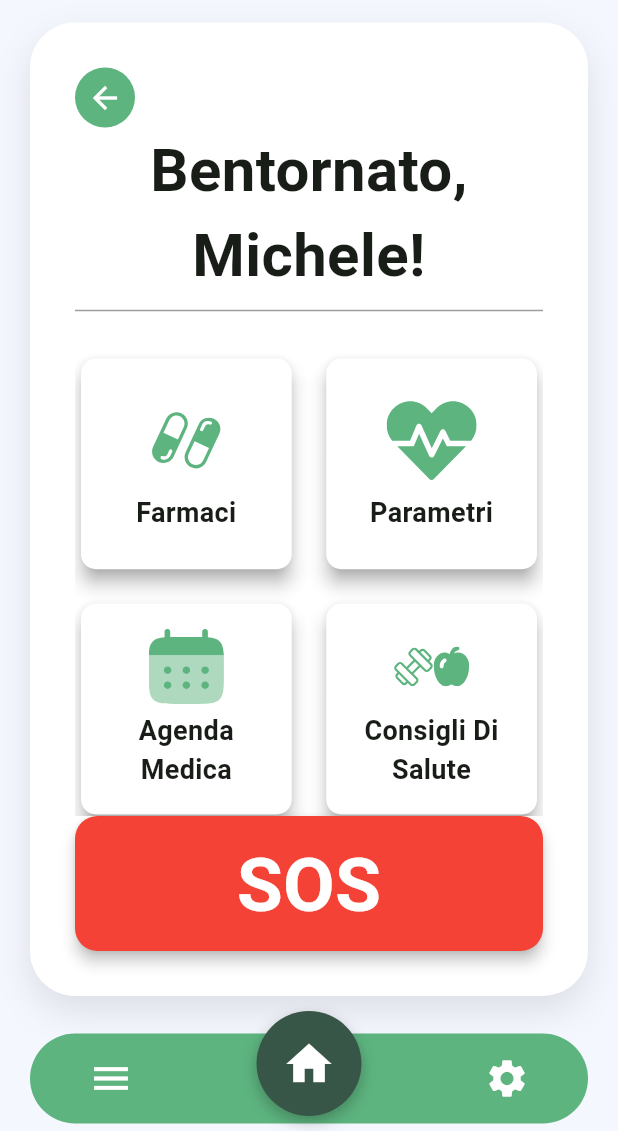
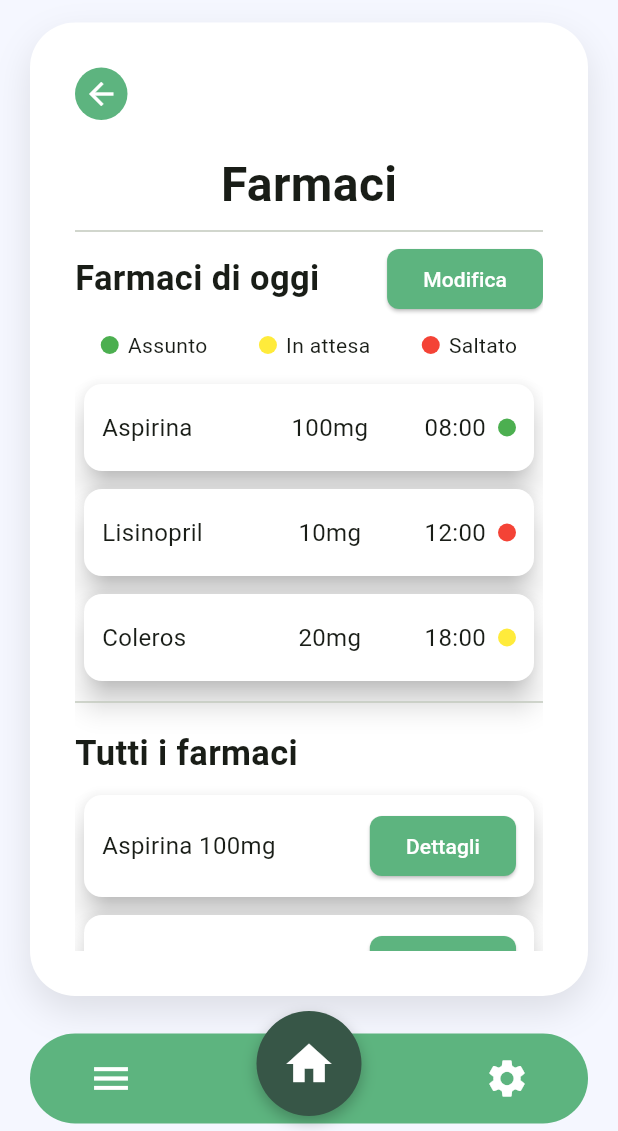
Before and after one commit to Lucacpt/WellYess, a Flutter app: the screen it shows after launch, after a tap on "Farmaci", on a phone screen of 412 x 824 dp, the part 105-1236 px from its top. Run offline on Flutter 3.47's test engine with Material 3 defaults, Android fonts, the phone set to English and light mode, and no system bars; our stand-ins replace flutter_svg.

Commit message:
add: medicine section page widgets: - custom buttons, - custom cards for meds, - legenda for med states

```diff
--- a/wellyess/lib/screens/profilo_anziano.dart
+++ b/wellyess/lib/screens/elder_profile.dart
@@ -42,7 +42,7 @@ class ProfiloAnziano extends StatelessWidget {
                 const SizedBox(height: 10),
                 const Text(
                   'Michele Verdi',
-                  style: TextStyle(fontSize: 30, fontWeight: FontWeight.bold),
+                  style: TextStyle(fontSize: 28, fontWeight: FontWeight.bold),
                 ),
               ],
             ),
--- a/wellyess/lib/screens/homepage.dart
+++ b/wellyess/lib/screens/homepage.dart
@@ -3,6 +3,7 @@ import '../widgets/base_layout.dart';
 import '../widgets/feature_card.dart';
 import '../widgets/sos_button.dart';
 import 'package:flutter_svg/flutter_svg.dart';
+import 'med_section.dart';
 
 class HomePage extends StatelessWidget {
   const HomePage({super.key});
@@ -59,7 +60,14 @@ class HomePage extends StatelessWidget {
                     color: const Color(0xFF5DB47F),
                   ),
                   label: "Farmaci",
-                  onTap: () {},
+                  onTap: () {
+                    Navigator.push(
+                      context,
+                      MaterialPageRoute(
+                        builder: (context) => const FarmaciPage(), // Assicurati che FarmaciPage sia una classe esistente
+                      ),
+                    );
+                  },
                 ),
                 FeatureCard(
                   icon: SvgPicture.asset(
--- /dev/null
+++ b/wellyess/lib/screens/med_section.dart
@@ -0,0 +1,69 @@
+import 'package:flutter/material.dart';
+import 'package:wellyess/widgets/base_layout.dart';
+import 'package:wellyess/widgets/custom_button.dart';
+import 'package:wellyess/widgets/med_details.dart';
+import 'package:wellyess/widgets/med_state.dart';
+import 'package:wellyess/widgets/med_legenda.dart';
+import 'package:wellyess/widgets/custom_main_button.dart';
+
+class FarmaciPage extends StatelessWidget {
+  const FarmaciPage({super.key});
+
+  @override
+  Widget build(BuildContext context) {
+    return BaseLayout(
+      onBackPressed: () => Navigator.pop(context),
+      child: SingleChildScrollView(
+        child: Column(
+          crossAxisAlignment: CrossAxisAlignment.start,
+          children: [
+            const Center(
+              child: Text('Farmaci', style: TextStyle(fontSize: 32, fontWeight: FontWeight.bold)),
+            ),
+            const Divider(),
+
+            Row(
+              mainAxisAlignment: MainAxisAlignment.spaceBetween,
+              children: [
+                const Text('Farmaci di oggi', style: TextStyle(fontSize: 23, fontWeight: FontWeight.bold)),
+                CustomButton(text: 'Modifica', onPressed: () {})
+              ],
+            ),
+            const SizedBox(height: 10),
+            Row(
+              mainAxisAlignment: MainAxisAlignment.spaceAround,
+              children: const [
+                LegendaPallino(text: 'Assunto', color: Colors.green),
+                LegendaPallino(text: 'In attesa', color: Colors.yellow),
+                LegendaPallino(text: 'Saltato', color: Colors.red),
+              ],
+            ),
+            const SizedBox(height: 10),
+
+            const FarmacoGiornoCard(nome: 'Aspirina', dose: '100mg', orario: '08:00', statoColore: Colors.green),
+            const FarmacoGiornoCard(nome: 'Lisinopril', dose: '10mg', orario: '12:00', statoColore: Colors.red),
+            const FarmacoGiornoCard(nome: 'Coleros', dose: '20mg', orario: '18:00', statoColore: Colors.yellow),
+
+            const Divider(),
+            const SizedBox(height: 10),
+            const Text('Tutti i farmaci', style: TextStyle(fontSize: 23, fontWeight: FontWeight.bold)),
+            const SizedBox(height: 5),
+
+            FarmacoDettagliCard(nome: 'Aspirina', dose: '100mg', onPressed: () {}),
+            FarmacoDettagliCard(nome: 'Simvastatina', dose: '20mg', onPressed: () {}),
+            FarmacoDettagliCard(nome: 'Atorvastatina', dose: '20mg', onPressed: () {}),
+
+            const SizedBox(height: 20),
+            CustomMainButton(
+              text: '+ Aggiungi Farmaco',
+              color: const Color(0xFF5DB47F),
+              onTap: () {
+                // Logica per aggiungere farmaco
+              },
+            ),
+          ],
+        ),
+      ),
+    );
+  }
+}
--- a/wellyess/lib/screens/settings.dart
+++ b/wellyess/lib/screens/settings.dart
@@ -1,6 +1,6 @@
 import 'package:flutter/material.dart';
 import '../widgets/base_layout.dart';
-import 'package:wellyess/screens/profilo_anziano.dart';
+import 'package:wellyess/screens/elder_profile.dart';
 import 'package:flutter_svg/flutter_svg.dart'; // Importa flutter_svg
 
 class SettingsPage extends StatelessWidget {
--- a/wellyess/lib/widgets/base_layout.dart
+++ b/wellyess/lib/widgets/base_layout.dart
@@ -1,7 +1,7 @@
 import 'package:flutter/material.dart';
 import 'bottom_navbar.dart';
 import 'go_back_button.dart';
-import 'package:wellyess/screens/profilo_anziano.dart';
+import 'package:wellyess/screens/elder_profile.dart';
 
 class BaseLayout extends StatelessWidget {
   final Widget child;
--- /dev/null
+++ b/wellyess/lib/widgets/custom_button.dart
@@ -0,0 +1,21 @@
+import 'package:flutter/material.dart';
+
+class CustomButton extends StatelessWidget {
+  final String text;
+  final VoidCallback onPressed;
+
+  const CustomButton({super.key, required this.text, required this.onPressed});
+
+  @override
+  Widget build(BuildContext context) {
+    return ElevatedButton(
+      style: ElevatedButton.styleFrom(
+        backgroundColor: const Color(0xFF5DB47F),
+        foregroundColor: Colors.white,
+        shape: RoundedRectangleBorder(borderRadius: BorderRadius.circular(8)),
+      ),
+      onPressed: onPressed,
+      child: Text(text),
+    );
+  }
+}
--- /dev/null
+++ b/wellyess/lib/widgets/custom_main_button.dart
@@ -0,0 +1,40 @@
+import 'package:flutter/material.dart';
+
+class CustomMainButton extends StatelessWidget {
+  final String text;
+  final Color color;
+  final VoidCallback onTap;
+
+  const CustomMainButton({
+    super.key,
+    required this.text,
+    required this.color,
+    required this.onTap,
+  });
+
+  @override
+  Widget build(BuildContext context) {
+    return SizedBox(
+      width: double.infinity, // prende tutta la larghezza disponibile
+      child: ElevatedButton(
+        style: ElevatedButton.styleFrom(
+          backgroundColor: color,
+          padding: const EdgeInsets.symmetric(vertical: 14),
+          shape: RoundedRectangleBorder(
+            borderRadius: BorderRadius.circular(30),
+          ),
+          elevation: 3,
+        ),
+        onPressed: onTap,
+        child: Text(
+          text,
+          style: const TextStyle(
+            color: Colors.white,
+            fontSize: 16,
+            fontWeight: FontWeight.w600,
+          ),
+        ),
+      ),
+    );
+  }
+}
--- /dev/null
+++ b/wellyess/lib/widgets/med_details.dart
@@ -0,0 +1,42 @@
+import 'package:flutter/material.dart';
+import 'custom_button.dart';
+
+class FarmacoDettagliCard extends StatelessWidget {
+  final String nome;
+  final String dose;
+  final VoidCallback onPressed;
+
+  const FarmacoDettagliCard({
+    super.key,
+    required this.nome,
+    required this.dose,
+    required this.onPressed,
+  });
+
+  @override
+  Widget build(BuildContext context) {
+    return Center(
+      child: ConstrainedBox(
+        constraints: const BoxConstraints(
+          maxWidth: 300,  // larghezza massima desiderata
+          minWidth: 250,  // opzionale
+        ),
+        child: Card(
+          margin: const EdgeInsets.symmetric(vertical: 6),
+          elevation: 8,
+          color: Colors.white,
+          child: Padding(
+            padding: const EdgeInsets.symmetric(horizontal: 12, vertical: 10),
+            child: Row(
+              mainAxisAlignment: MainAxisAlignment.spaceBetween,
+              children: [
+                Text('$nome $dose', style: const TextStyle(fontSize: 16)),
+                CustomButton(text: 'Dettagli', onPressed: onPressed),
+              ],
+            ),
+          ),
+        ),
+      ),
+    );
+  }
+}
--- /dev/null
+++ b/wellyess/lib/widgets/med_legenda.dart
@@ -0,0 +1,19 @@
+import 'package:flutter/material.dart';
+
+class LegendaPallino extends StatelessWidget {
+  final String text;
+  final Color color;
+
+  const LegendaPallino({super.key, required this.text, required this.color});
+
+  @override
+  Widget build(BuildContext context) {
+    return Row(
+      children: [
+        CircleAvatar(radius: 6, backgroundColor: color),
+        const SizedBox(width: 6),
+        Text(text),
+      ],
+    );
+  }
+}
--- /dev/null
+++ b/wellyess/lib/widgets/med_state.dart
@@ -0,0 +1,71 @@
+import 'package:flutter/material.dart';
+
+class FarmacoGiornoCard extends StatelessWidget {
+  final String nome;
+  final String dose;
+  final String orario;
+  final Color statoColore;
+
+  const FarmacoGiornoCard({
+    super.key,
+    required this.nome,
+    required this.dose,
+    required this.orario,
+    required this.statoColore,
+  });
+
+  @override
+  Widget build(BuildContext context) {
+    return Center(  // centra orizzontalmente
+      child: ConstrainedBox(
+        constraints: const BoxConstraints(
+          maxWidth: 300,  // larghezza massima
+          minWidth: 250,  // opzionale, larghezza minima
+        ),
+        child: SizedBox(
+          height: 70,
+          child: Card(
+            margin: const EdgeInsets.symmetric(vertical: 6),
+            elevation: 8,
+            color: Colors.white,
+            child: Padding(
+              padding: const EdgeInsets.symmetric(horizontal: 12),
+              child: Row(
+                crossAxisAlignment: CrossAxisAlignment.center,
+                children: [
+                  Expanded(
+                    flex: 4,
+                    child: Align(
+                      alignment: Alignment.centerLeft,
+                      child: Text(nome, style: const TextStyle(fontSize: 16)),
+                    ),
+                  ),
+                  Expanded(
+                    flex: 3,
+                    child: Center(
+                      child: Text(dose, style: const TextStyle(fontSize: 16)),
+                    ),
+                  ),
+                  Expanded(
+                    flex: 3,
+                    child: Align(
+                      alignment: Alignment.centerRight,
+                      child: Row(
+                        mainAxisSize: MainAxisSize.min,
+                        children: [
+                          Text(orario, style: const TextStyle(fontSize: 16)),
+                          const SizedBox(width: 8),
+                          CircleAvatar(radius: 6, backgroundColor: statoColore),
+                        ],
+                      ),
+                    ),
+                  ),
+                ],
+              ),
+            ),
+          ),
+        ),
+      ),
+    );
+  }
+}
```
